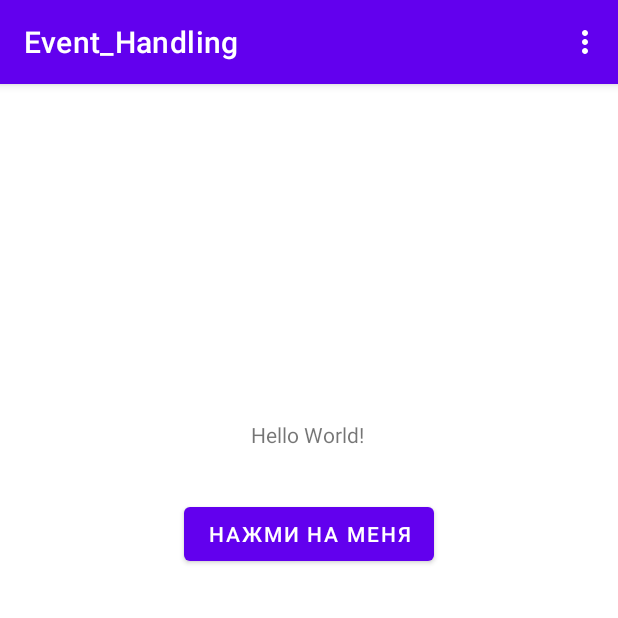
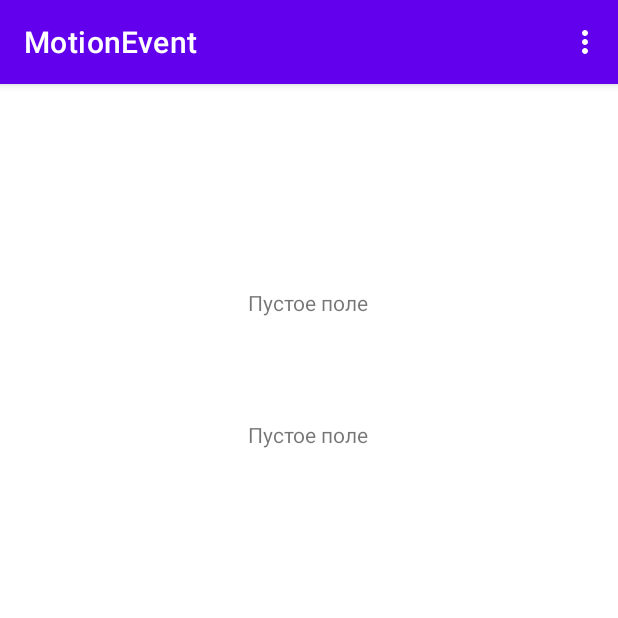
Before and after one commit to Serfeg/Android-Studio, an Android app: the screen it shows after launch (MainActivity), in the options menu, after a tap on "MotionEvent", on a phone screen of 412 x 824 dp, the top half of it. Run offline under Robolectric (Android 15) with nearby library versions, the phone set to English and light mode, and no system bars.

Commit message:
Добавление Case - средство и добавление ButtonClick

```diff
--- a/Event_Handling/app/src/main/java/a/event_handling/MainActivity.java
+++ b/Event_Handling/app/src/main/java/a/event_handling/MainActivity.java
@@ -1,21 +1,80 @@
 package a.event_handling;
 
+import androidx.annotation.NonNull;
 import androidx.appcompat.app.AppCompatActivity;
 
 import android.os.Bundle;
 import android.view.Menu;
+import android.view.MenuItem;
+import android.view.View;
+import android.widget.Button;
+import android.widget.TextView;
 
 public class MainActivity extends AppCompatActivity {
+
+    TextView first_tv;
+    TextView second_tv;
+    Button btn;
 
     @Override
     protected void onCreate(Bundle savedInstanceState) {
         super.onCreate(savedInstanceState);
         setContentView(R.layout.activity_main);
+        btn = findViewById(R.id.click_btn);
+        first_tv = findViewById(R.id.first_tv);
+        second_tv = findViewById(R.id.second_tv);
+        btn.setVisibility(View.GONE);
+        first_tv.setVisibility(View.GONE);
+        second_tv.setVisibility(View.GONE);
     }
 
     @Override
     public boolean onCreateOptionsMenu(Menu menu) {
-        getMenuInflater().inflate(R.menu.main_menu,menu);
+        getMenuInflater().inflate(R.menu.main_menu, menu);
         return super.onCreateOptionsMenu(menu);
     }
+
+    @Override
+    public boolean onOptionsItemSelected(MenuItem item) {
+        int id = item.getItemId();
+
+        switch (id) {
+            case R.id.btn_click:
+                setTitle("ButtonClick");
+                btn.setVisibility(View.VISIBLE);
+                first_tv.setVisibility(View.VISIBLE);
+                second_tv.setVisibility(View.GONE);
+                first_tv.setText("Пустое поле");
+                btn.setOnClickListener(new Button.OnClickListener() {
+                    public void onClick(View v) {
+                        first_tv.setText("На меня нажали");
+                    }
+                }
+                );
+                btn.setOnLongClickListener(new Button.OnLongClickListener() {
+                    public boolean onLongClick(View v) {
+                        first_tv.setText("Произошло длительное нажатие");
+                        return false;
+                    }
+                }
+                );
+                return true;
+            case R.id.mtn_event:
+                setTitle("MotionEvent");
+                btn.setVisibility(View.GONE);
+                first_tv.setVisibility(View.VISIBLE);
+                second_tv.setVisibility(View.VISIBLE);
+                first_tv.setText("Пустое поле");
+                second_tv.setText("Пустое поле");
+                return true;
+            case R.id.com_gest:
+                setTitle("CommonGestures");
+                btn.setVisibility(View.GONE);
+                first_tv.setVisibility(View.VISIBLE);
+                second_tv.setVisibility(View.GONE);
+                second_tv.setText("Пустое поле");
+                return true;
+        }
+        return super.onOptionsItemSelected(item);
+    }
 }
--- a/Event_Handling/app/src/main/res/layout/activity_main.xml
+++ b/Event_Handling/app/src/main/res/layout/activity_main.xml
@@ -7,7 +7,7 @@
     tools:context=".MainActivity">
 
     <TextView
-        android:id="@+id/text_tv"
+        android:id="@+id/first_tv"
         android:layout_width="wrap_content"
         android:layout_height="wrap_content"
         android:text="Hello World!"
@@ -26,7 +26,18 @@
         app:layout_constraintBottom_toBottomOf="parent"
         app:layout_constraintEnd_toEndOf="parent"
         app:layout_constraintStart_toStartOf="parent"
-        app:layout_constraintTop_toBottomOf="@+id/text_tv"
+        app:layout_constraintTop_toBottomOf="@+id/first_tv"
         app:layout_constraintVertical_bias="0.068" />
 
+    <TextView
+        android:id="@+id/second_tv"
+        android:layout_width="wrap_content"
+        android:layout_height="wrap_content"
+        android:layout_marginTop="136dp"
+        android:text="TextView"
+        app:layout_constraintEnd_toEndOf="parent"
+        app:layout_constraintHorizontal_bias="0.498"
+        app:layout_constraintStart_toStartOf="parent"
+        app:layout_constraintTop_toTopOf="parent" />
+
 </androidx.constraintlayout.widget.ConstraintLayout>
```
